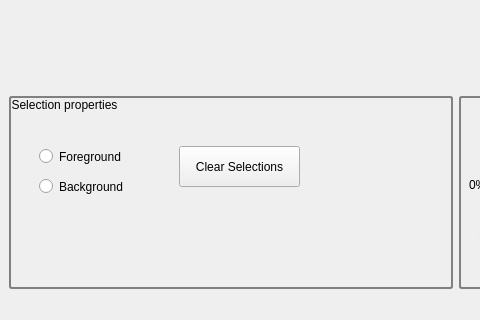
Before: the Qt Designer form form.ui in daviddoria/InteractiveImageGraphCutSegmentation, drawn with Qt 5; both pictures show x 0 to 480 and y 521 to 841 of the 911 by 841 pixel window.
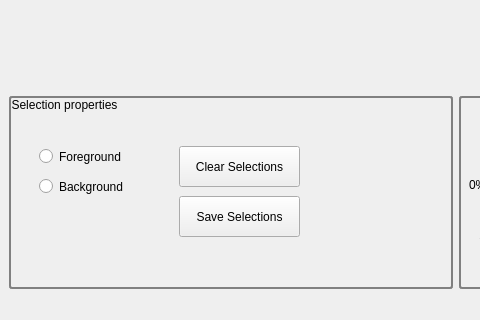
After: the same form once the commit is applied. Custom widgets are drawn as their Qt base class.

Commit message: ENH: fixed speed dependent line marking, added Save Selections

What changed in the file:
```diff
--- a/form.ui
+++ b/form.ui
@@ -91,6 +91,22 @@
           <string>Clear Selections</string>
          </property>
         </widget>
+        <widget class="QPushButton" name="btnSaveSelections">
+         <property name="geometry">
+          <rect>
+           <x>170</x>
+           <y>100</y>
+           <width>121</width>
+           <height>41</height>
+          </rect>
+         </property>
+         <property name="toolTip">
+          <string>The foreground and background pixels will be saved as binary images in X_Foreground.png and X_Background.png where X is specified in the file save diaglog.</string>
+         </property>
+         <property name="text">
+          <string>Save Selections</string>
+         </property>
+        </widget>
        </widget>
       </item>
       <item row="2" column="1">
```
Left out of the diff: 2 changed lines with no effect on the pictures. The commit also changes 7 other files.
